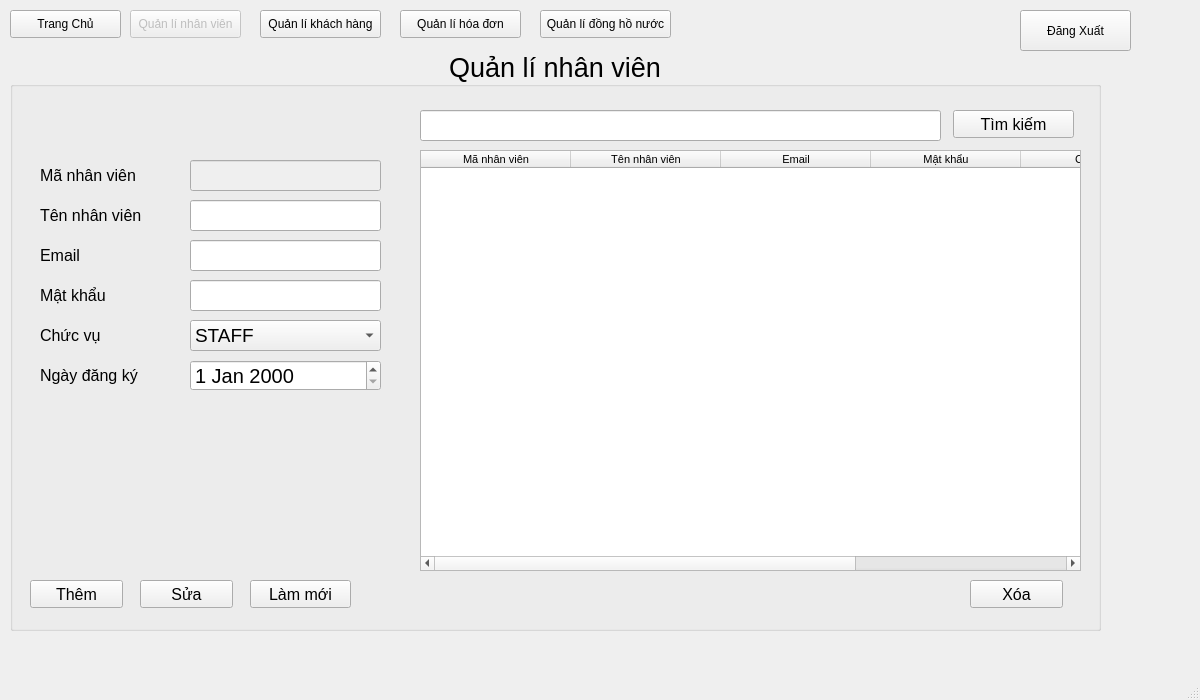
MinhVi2004/WaterManagement, file GUI/UI/QuanLyNhanVien.ui: the form before one commit.
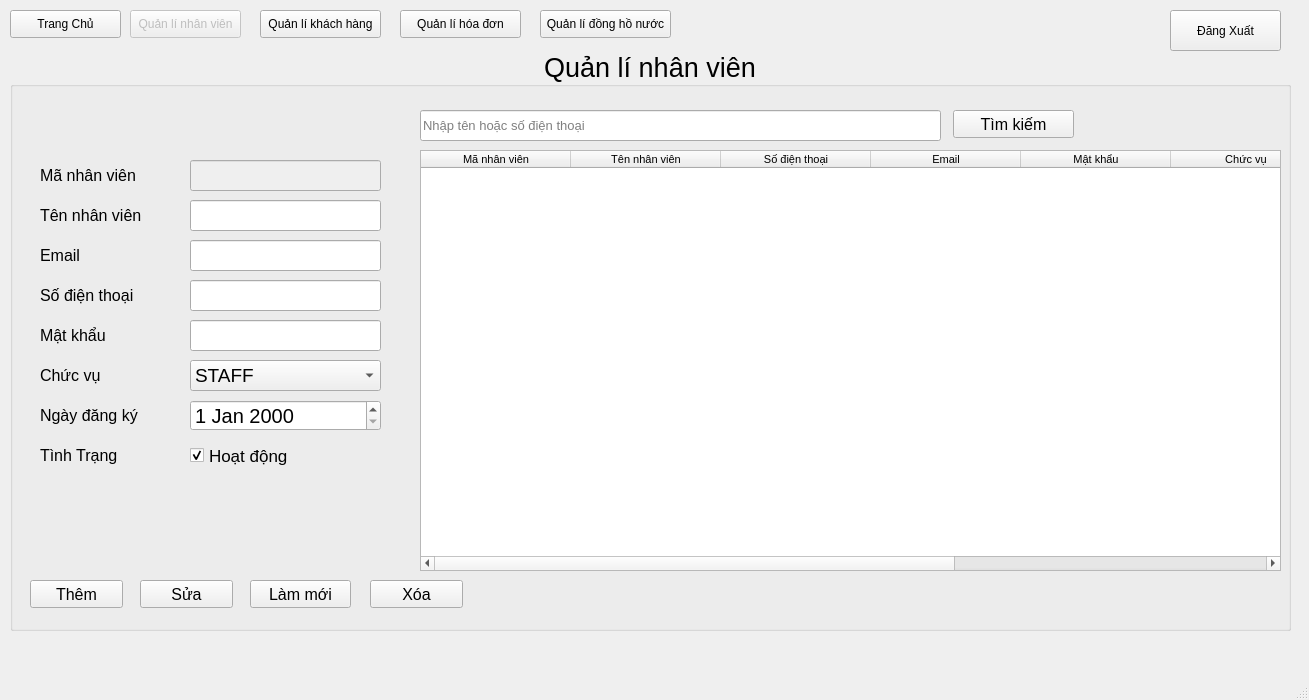
The form after the commit.

The edit to the form file:
```diff
--- a/GUI/UI/QuanLyNhanVien.ui
+++ b/GUI/UI/QuanLyNhanVien.ui
@@ -6,7 +6,7 @@
    <rect>
     <x>0</x>
     <y>0</y>
-    <width>1200</width>
+    <width>1309</width>
     <height>700</height>
    </rect>
   </property>
@@ -19,7 +19,7 @@
      <rect>
       <x>10</x>
       <y>50</y>
-      <width>1091</width>
+      <width>1281</width>
       <height>581</height>
      </rect>
     </property>
@@ -73,7 +73,7 @@
     <widget class="QPushButton" name="btnDel">
      <property name="geometry">
       <rect>
-       <x>960</x>
+       <x>360</x>
        <y>530</y>
        <width>93</width>
        <height>28</height>
@@ -164,7 +164,7 @@
      <property name="geometry">
       <rect>
        <x>30</x>
-       <y>270</y>
+       <y>310</y>
        <width>141</width>
        <height>31</height>
       </rect>
@@ -182,7 +182,7 @@
      <property name="geometry">
       <rect>
        <x>180</x>
-       <y>230</y>
+       <y>270</y>
        <width>191</width>
        <height>31</height>
       </rect>
@@ -197,7 +197,7 @@
      <property name="geometry">
       <rect>
        <x>30</x>
-       <y>230</y>
+       <y>270</y>
        <width>141</width>
        <height>31</height>
       </rect>
@@ -261,13 +261,16 @@
        <pointsize>10</pointsize>
       </font>
      </property>
+     <property name="placeholderText">
+      <string>Nhập tên hoặc số điện thoại</string>
+     </property>
     </widget>
     <widget class="QTableWidget" name="List">
      <property name="geometry">
       <rect>
        <x>410</x>
        <y>100</y>
-       <width>661</width>
+       <width>861</width>
        <height>421</height>
       </rect>
      </property>
@@ -313,6 +316,11 @@
        <string>Tên nhân viên</string>
       </property>
      </column>
+     <column>
+      <property name="text">
+       <string>Số điện thoại</string>
+      </property>
+     </column>
      <column>
       <property name="text">
        <string>Email</string>
@@ -333,6 +341,11 @@
        <string>Ngày vào làm</string>
       </property>
      </column>
+     <column>
+      <property name="text">
+       <string>Trạng thái</string>
+      </property>
+     </column>
     </widget>
     <widget class="QLineEdit" name="email">
      <property name="geometry">
@@ -371,7 +384,7 @@
      <property name="geometry">
       <rect>
        <x>30</x>
-       <y>310</y>
+       <y>350</y>
        <width>141</width>
        <height>31</height>
       </rect>
@@ -389,7 +402,7 @@
      <property name="geometry">
       <rect>
        <x>180</x>
-       <y>310</y>
+       <y>350</y>
        <width>191</width>
        <height>31</height>
       </rect>
@@ -404,7 +417,7 @@
      <property name="geometry">
       <rect>
        <x>180</x>
-       <y>270</y>
+       <y>310</y>
        <width>191</width>
        <height>31</height>
       </rect>
@@ -425,6 +438,84 @@
       </property>
      </item>
     </widget>
+    <widget class="QLineEdit" name="phone">
+     <property name="geometry">
+      <rect>
+       <x>180</x>
+       <y>230</y>
+       <width>191</width>
+       <height>31</height>
+      </rect>
+     </property>
+     <property name="font">
+      <font>
+       <pointsize>10</pointsize>
+      </font>
+     </property>
+    </widget>
+    <widget class="QLabel" name="label_7">
+     <property name="geometry">
+      <rect>
+       <x>30</x>
+       <y>230</y>
+       <width>141</width>
+       <height>31</height>
+      </rect>
+     </property>
+     <property name="font">
+      <font>
+       <pointsize>12</pointsize>
+      </font>
+     </property>
+     <property name="text">
+      <string>Số điện thoại</string>
+     </property>
+    </widget>
+    <widget class="QLabel" name="label_8">
+     <property name="geometry">
+      <rect>
+       <x>30</x>
+       <y>390</y>
+       <width>141</width>
+       <height>31</height>
+      </rect>
+     </property>
+     <property name="font">
+      <font>
+       <pointsize>12</pointsize>
+      </font>
+     </property>
+     <property name="text">
+      <string>Tình Trạng</string>
+     </property>
+    </widget>
+    <widget class="QCheckBox" name="checkBox">
+     <property name="geometry">
+      <rect>
+       <x>180</x>
+       <y>390</y>
+       <width>191</width>
+       <height>31</height>
+      </rect>
+     </property>
+     <property name="font">
+      <font>
+       <pointsize>13</pointsize>
+      </font>
+     </property>
+     <property name="text">
+      <string>Hoạt động</string>
+     </property>
+     <property name="checkable">
+      <bool>true</bool>
+     </property>
+     <property name="checked">
+      <bool>true</bool>
+     </property>
+     <property name="tristate">
+      <bool>false</bool>
+     </property>
+    </widget>
    </widget>
    <widget class="QPushButton" name="btnHome">
     <property name="enabled">
@@ -525,7 +616,7 @@
    <widget class="QPushButton" name="btnDangXuat">
     <property name="geometry">
      <rect>
-      <x>1020</x>
+      <x>1170</x>
       <y>10</y>
       <width>111</width>
       <height>41</height>
```
Left out of the diff: 9 changed lines with no effect on the pictures.
